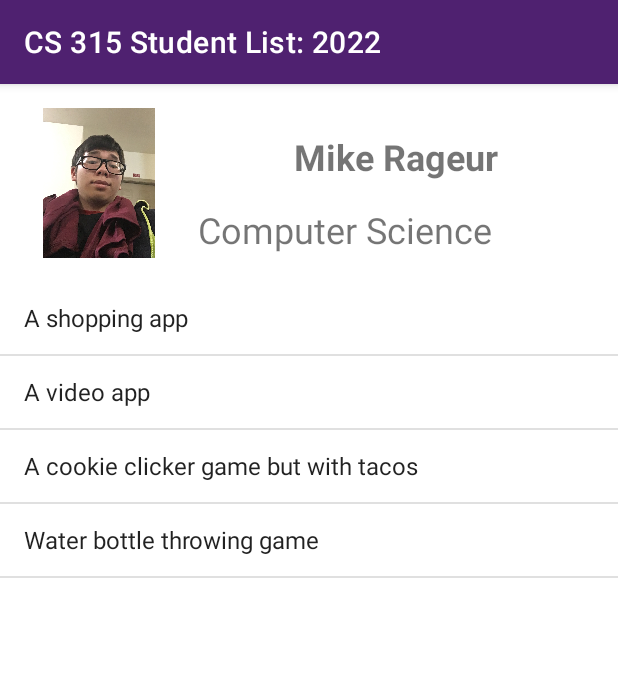
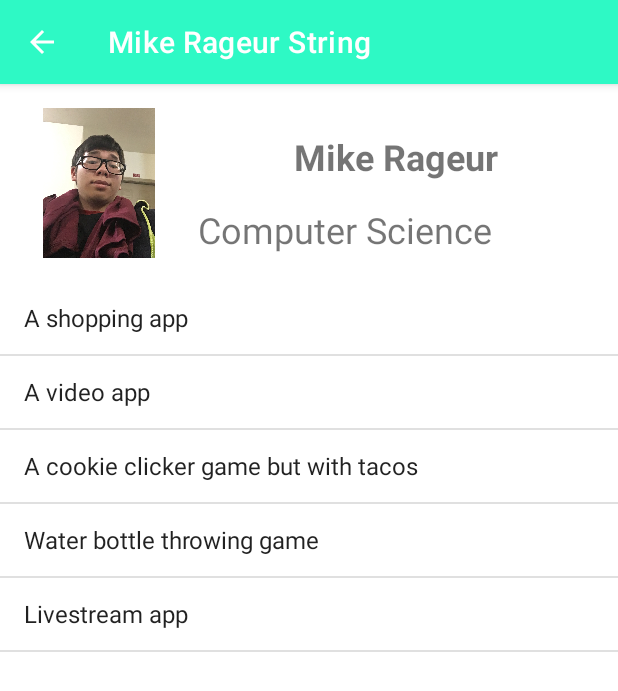
Before and after one commit to richtanner/StudentList2022, an Android app: the MikeRageurActivity screen opened directly, with no data from a screen before it, on a phone screen of 412 x 824 dp. Shown: the top 691 px of the screen. Run offline under Robolectric (Android 15) with nearby library versions, the phone set to English and light mode, and no system bars.

Commit message:
Create an MikeRageurActivity2.java and add a OnItemClick for MikeRageurActivity2.java. I also change the themes for the activity2 and add a back button for MikeRageurActivity and MikeRageurActivity2.

```diff
--- a/app/src/main/java/com/example/studentlist2022/MainActivity.java
+++ b/app/src/main/java/com/example/studentlist2022/MainActivity.java
@@ -90,7 +90,6 @@ public class MainActivity extends AppCompatActivity implements AdapterView.OnIte
         }
         else if (personSelected.equals("Mike Rageur, CS"))
         {
-            // go to a new activity
             Context context = simpleList.getContext();
             Intent intent = new Intent(context, MikeRageurActivity.class);
             context.startActivity(intent);
--- a/app/src/main/java/com/example/studentlist2022/MikeRageurActivity.java
+++ b/app/src/main/java/com/example/studentlist2022/MikeRageurActivity.java
@@ -2,19 +2,26 @@ package com.example.studentlist2022;
 
 import androidx.appcompat.app.AppCompatActivity;
 
+import android.content.Context;
+import android.content.Intent;
 import android.os.Bundle;
+import android.view.View;
+import android.widget.AdapterView;
 import android.widget.ArrayAdapter;
 import android.widget.ListView;
+import android.widget.Toast;
 
-public class MikeRageurActivity extends AppCompatActivity {
+public class MikeRageurActivity extends AppCompatActivity implements AdapterView.OnItemClickListener{
 
+    public static final String THING = "com.example.studentlist2022.INDEXINT";
     ListView languageList;
 
     String langArray[] = {
             "A shopping app",
             "A video app",
             "A cookie clicker game but with tacos",
-            "Water bottle throwing game"
+            "Water bottle throwing game",
+            "Livestream app"
     };
     @Override
     protected void onCreate(Bundle savedInstanceState) {
@@ -24,6 +31,15 @@ public class MikeRageurActivity extends AppCompatActivity {
         languageList = (ListView)findViewById(R.id.MR_ListView);
         ArrayAdapter<String> arrayAdapter = new ArrayAdapter<String>(this, android.R.layout.simple_list_item_activated_1, langArray);
         languageList.setAdapter(arrayAdapter);
+        languageList.setOnItemClickListener(this);
     }
 
+    @Override
+    public void onItemClick(AdapterView<?> adapterView, View view, int position, long l)
+    {
+        Context context = languageList.getContext();
+        Intent gotopage = new Intent(context, MikeRageurActivity2.class);
+        gotopage.putExtra(THING, String.valueOf(position));
+        context.startActivity(gotopage);
+    }
 }
--- a/app/src/main/res/values/colors.xml
+++ b/app/src/main/res/values/colors.xml
@@ -14,4 +14,5 @@
     <color name="teal_700">#FF018786</color>
     <color name="black">#FF000000</color>
     <color name="white">#FFFFFFFF</color>
+    <color name="MR_customLightBlue">#2EF9C5</color>
 </resources>
--- a/app/src/main/res/values/strings.xml
+++ b/app/src/main/res/values/strings.xml
@@ -6,4 +6,6 @@
     <string name="rwt_title_bar">Prof Tanner String</string>
     <string name="MR_name">Mike Rageur</string>
     <string name="MR_Title">Computer Science</string>
+    <string name="MR_Title_Bar">Mike Rageur String</string>
+    <string name="MR_Livestream_App">What I planned on having for the livestream app is allowing the app to have web extension. Other competitors don\'t have the web extension features resulting mobile users missing out on the fun of raid or chat spam. Extentions like 7TV and BetterTV allows certain word to become GIF or picture.</string>
 </resources>
--- a/app/src/main/res/values/themes.xml
+++ b/app/src/main/res/values/themes.xml
@@ -20,5 +20,8 @@
         <item name="colorPrimaryDark">@color/rwt_customBlueDark</item>
         <item name="colorAccent">@color/rwt_customRed</item>
     </style>
+    <style name="MikeRageurCustomTheme" parent="Theme.MaterialComponents.DayNight.DarkActionBar">
+        <item name="colorPrimary">@color/MR_customLightBlue</item>
+    </style>
 
 </resources>
```
Also changed, not shown: app/src/main/AndroidManifest.xml (+13 -1 lines), app/src/main/java/com/example/studentlist2022/MikeRageurActivity2.java (added, +14 -0 lines), app/src/main/res/layout/activity_mike_rageur2.xml (added, +39 -0 lines), app/src/main/res/drawable/_cbba0b5398fd2c0ab4ef29f20e9e13d.gif (added), app/src/main/res/drawable/oip.jpg (added).
